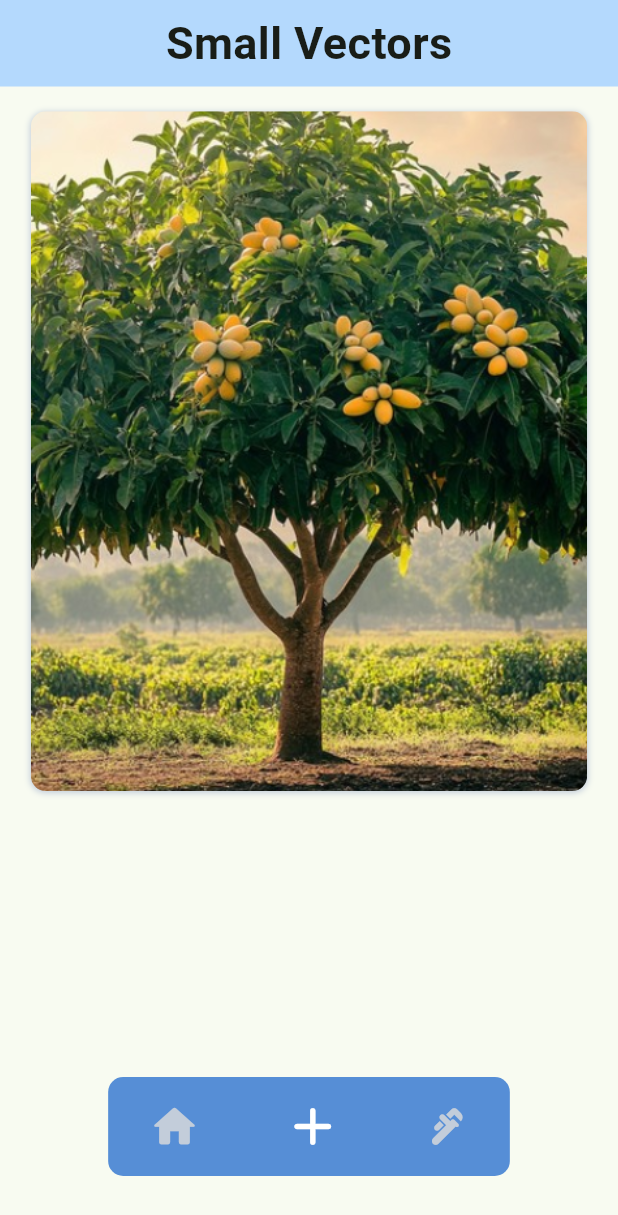
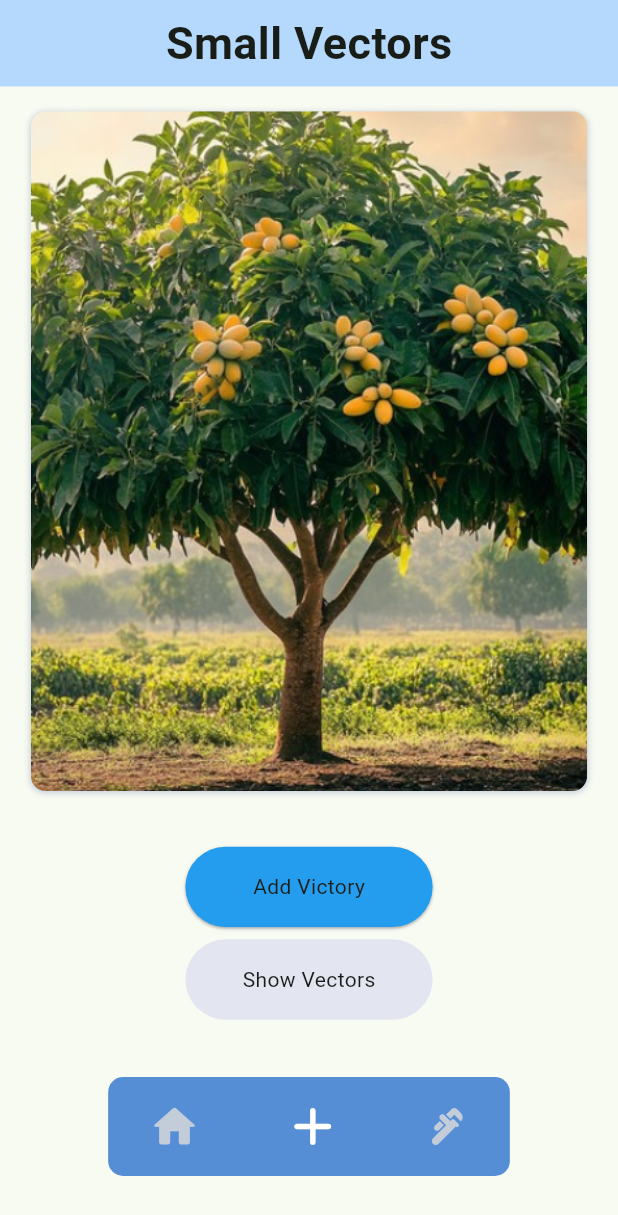
Before and after one commit to lnogami/Small-Vectors, a Flutter app: the TriumphPage screen opened directly, after a tap on the "add" icon, on a phone screen of 412 x 824 dp. Shown: the top 1215 px of the screen. Run offline on Flutter 3.47's test engine with Material 3 defaults, Android fonts, the phone set to English and light mode, and no system bars.

Commit message:
Implementation of the two button in Triumph Page, also adding new color in the color pallete the callToAction color, finally fixed the issue of TriumphPage2's full screen issue.

```diff
--- a/lib/triumph_page.dart
+++ b/lib/triumph_page.dart
@@ -13,10 +13,21 @@ class TriumphPage extends StatefulWidget {
 }
 
 class TriumphPageState extends State<TriumphPage> {
+  // @override
+  // void initState() {
+  //   super.initState();
+  //   SystemChrome.setEnabledSystemUIMode(SystemUiMode.immersiveSticky);
+  // }
+
   @override
-  void initState() {
-    super.initState();
+  void didChangeDependencies() {
+    super.didChangeDependencies();
     SystemChrome.setEnabledSystemUIMode(SystemUiMode.immersiveSticky);
+    SystemChrome.setSystemUIOverlayStyle(const SystemUiOverlayStyle(
+      statusBarColor: Colors.transparent, // Ensures no black space at the top
+      systemNavigationBarColor:
+          Colors.transparent, // Ensures no black bar at the bottom
+    ));
   }
 
   @override
@@ -81,10 +92,15 @@ class TriumphPageState extends State<TriumphPage> {
               ),
             ),
             Positioned(
+              // bottom: 140,
+              bottom: MyAdaptiveDimension.getHeight(context) * .17,
+              child: theTwoButtonsAboveNavBar(context),
+            ),
+            Positioned(
               // left: MyAdaptiveDimension.getWidth(context) / 6.5,
               bottom: 25,
               child: MyNavigationBar(1),
-            )
+            ),
           ],
         ),
       ),
@@ -95,3 +111,73 @@ class TriumphPageState extends State<TriumphPage> {
 BorderRadius imageBorderRadius = const BorderRadius.all(
   Radius.circular(MyUniformSizes.contentsBorderRadius),
 );
+
+Widget theTwoButtonsAboveNavBar(BuildContext context) {
+  // double uniformWidth = MyAdaptiveDimension.getWidth(context) * .40;
+  // double uniformHeight = MyAdaptiveDimension.getHeight(context) * .15;
+
+  return SizedBox(
+    width: MyAdaptiveDimension.getWidth(context) * .40,
+    height: MyAdaptiveDimension.getHeight(context) * .15,
+    child: Column(
+      mainAxisAlignment: MainAxisAlignment.center,
+      children: [
+        InkWell(
+          borderRadius: BorderRadius.circular(50),
+          onTap: () {
+            // Navigator.pop(context);
+            // Navigator.push(
+            //   context,
+            //   MaterialPageRoute(
+            //     builder: (context) => const TriumphPage2(),
+            //   ),
+            // );
+          },
+          child: Container(
+            width: MyAdaptiveDimension.getWidth(context) * .40,
+            height: MyAdaptiveDimension.getWidth(context) * .13,
+            decoration: const BoxDecoration(
+              boxShadow: [
+                BoxShadow(
+                  color: MyColorPallete.dissabled,
+                  blurRadius: 1.0,
+                  spreadRadius: 0.0,
+                  offset: Offset(0.0, 1.0),
+                )
+              ],
+              color: MyColorPallete.callToActionButton,
+              borderRadius: BorderRadius.all(
+                Radius.circular(50),
+              ),
+            ),
+            child: const Center(child: Text("Add Victory")),
+          ),
+        ),
+        SizedBox(height: MyAdaptiveDimension.verticalSpaceGap(context)),
+        InkWell(
+          borderRadius: BorderRadius.circular(50),
+          onTap: () {
+            // Navigator.pop(context);
+            // Navigator.push(
+            //   context,
+            //   MaterialPageRoute(
+            //     builder: (context) => const TriumphPage2(),
+            //   ),
+            // );
+          },
+          child: Container(
+            width: MyAdaptiveDimension.getWidth(context) * .40,
+            height: MyAdaptiveDimension.getWidth(context) * .13,
+            decoration: const BoxDecoration(
+              color: MyColorPallete.cardColor,
+              borderRadius: BorderRadius.all(
+                Radius.circular(50),
+              ),
+            ),
+            child: const Center(child: Text("Show Vectors")),
+          ),
+        ),
+      ],
+    ),
+  );
+}
--- a/lib/utility_classes/utilities.dart
+++ b/lib/utility_classes/utilities.dart
@@ -7,7 +7,8 @@ class MyColorPallete {
   static const navBarColor = Color.fromARGB(255, 86, 142, 214);
   static const cardColor = Color.fromARGB(255, 227, 229, 240);
 
-  static const clickableIconColor = Color.fromARGB(255, 50, 144, 252);
+  static const callToActionButton = Color.fromARGB(255, 37, 157, 238);
+  static const clickableIconColor = Color.fromARGB(255, 37, 157, 238);
   static const unselectedIcon = Color.fromARGB(255, 195, 205, 218);
   static const selectedIcon = Color.fromARGB(255, 255, 255, 255);
   static const dissabled = Color.fromARGB(255, 159, 165, 173);
```
Also changed, not shown: lib/home_page.dart (+32 -5 lines), lib/triump_page2.dart (+32 -5 lines).
